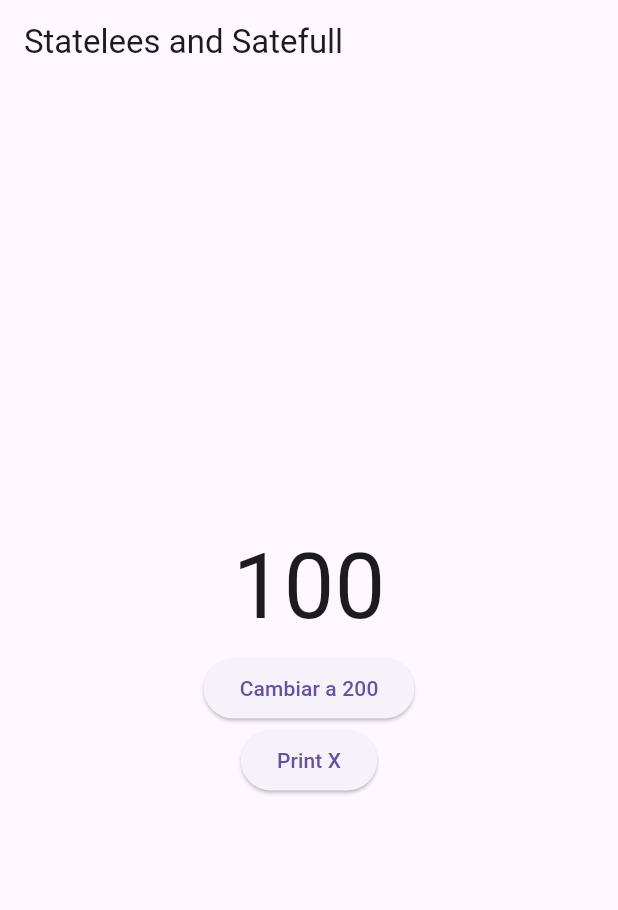
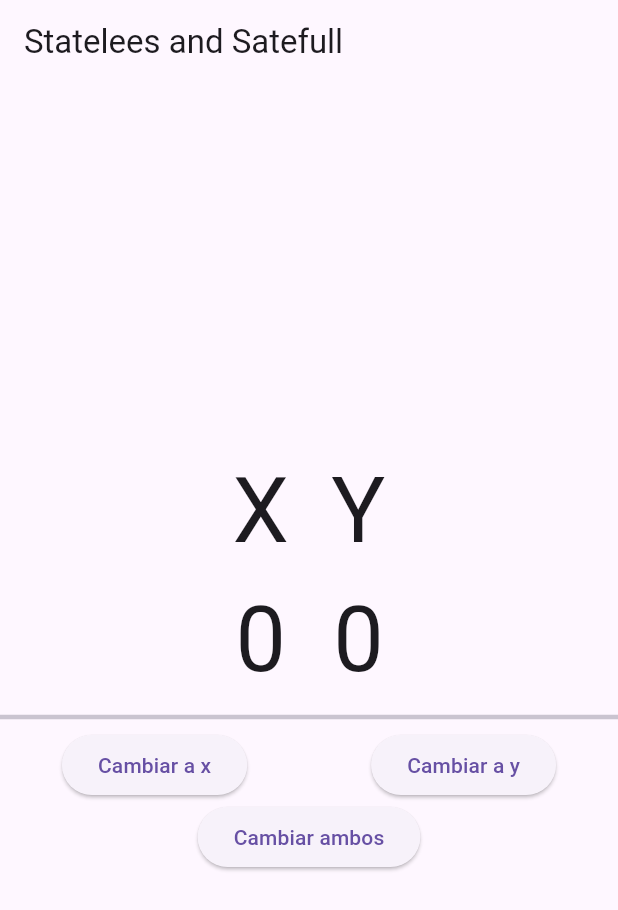
Before and after one commit to Klaux2020/mysecondproject, a Flutter app: the screen it shows after launch, on a phone screen of 412 x 824 dp. Shown: the top 910 px of the screen. Run offline on Flutter 3.47's test engine with Material 3 defaults, Android fonts, the phone set to English and light mode, and no system bars.

```diff
--- /dev/null
+++ b/lib/constants/constants.dart
@@ -0,0 +1,5 @@
+import 'package:flutter/material.dart';
+
+const titulo = TextStyle(
+    fontSize: 60,
+);
--- a/lib/main.dart
+++ b/lib/main.dart
@@ -1,4 +1,5 @@
 import 'package:flutter/material.dart';
+import 'package:mysecondproject/constants/constants.dart';
 
 void main() {
   runApp(
@@ -15,11 +16,17 @@ class HomePage extends StatefulWidget {
 }
 
 class _HomePageState extends State<HomePage> {
-  int x = 100;
+  int x = 0;
+  int y = 0;
 
-   void IncrementarEn100(){
+   void IncrementarEn100XeY(){
      x += 100 ;
+     y += 100 ;
      setState(() {});
+  }
+
+   int Incrementar100(int variable){
+     return variable += 100 ;
   }
 
   @override
@@ -32,27 +39,70 @@ class _HomePageState extends State<HomePage> {
          child: Column(
            mainAxisAlignment: MainAxisAlignment.center,
             children: [
+              Row(
+                mainAxisAlignment: MainAxisAlignment.center,
+                children:
+                [
+                  Column(
+                    children: [Text(
+                      "X",
+                      style: titulo,
+                      ),
                       Text(
                       x.toString(),
-                style: TextStyle(
-                  fontSize: 60,
-
+                      style:titulo,
+                      ),
+                     ],
+                    ),
+                    VerticalDivider(
+                      width: 28
+                      ),
+                   Column(
+                    children: [ Text(
+                      "Y",
+                      style: titulo,
+                      ),
+                      Text(
+                      y.toString(),
+                      style:titulo,
+                    ),
+                     ],
+                    ),
+                  ],
+                  ),
+                  Divider(
+                    thickness: 3,
+                  ),
+                Row(
+                  mainAxisAlignment: MainAxisAlignment.spaceAround,
+                  children: [
+                    ElevatedButton(
+                                onPressed: (){
+                                 x=Incrementar100(x);
+                                setState(() {});
+                                },
+                                child: Text(
+                                  "Cambiar a x",
                                   ),
                                   ),
                                      ElevatedButton(
                                 onPressed: (){
-             IncrementarEn100();
+                                 y=Incrementar100(y);
+                                setState(() {});
                                 },
                                 child: Text(
-              "Cambiar a 200",
+                                  "Cambiar a y",
                                   ),
+                                  ),
+                  ],
                 ),
             ElevatedButton(
             onPressed: (){
               print("el valor de x es : ${x.toString()}");
+              IncrementarEn100XeY();
             },
             child: Text(
-              "Print X",
+              "Cambiar ambos",
               ),
               ),
           ],
```
Lines whose indentation alone changed are shown as unchanged.
